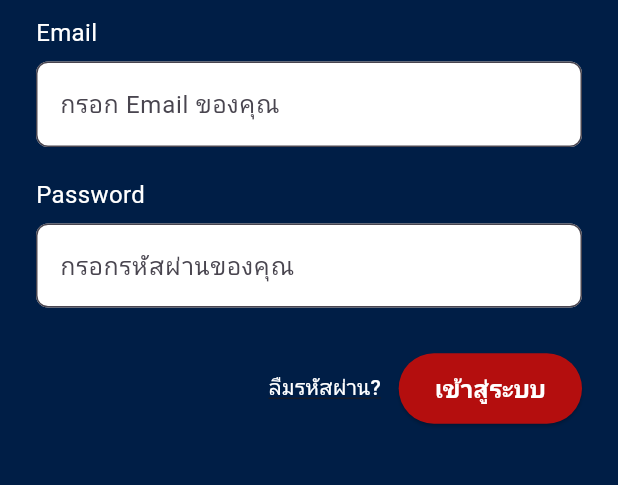
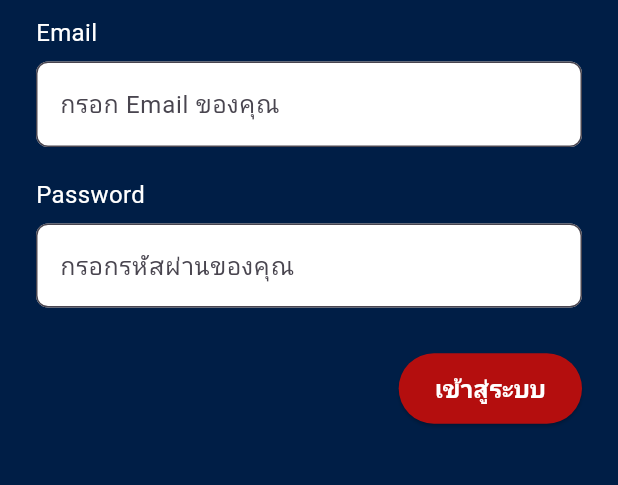
Before and after one commit to idoodeeadmin/Project_Lotto, a Flutter app: the screen it shows after launch, on a phone screen of 412 x 824 dp, the part 570-1055 px from its top. Run offline on Flutter 3.47's test engine with Material 3 defaults, Android fonts, the phone set to English and light mode, and no system bars.

Commit message:
อัพเดท

```diff
--- a/lotto_app/lib/login.dart
+++ b/lotto_app/lib/login.dart
@@ -153,16 +153,6 @@ class _LoginPageState extends State<LoginPage> {
                   mainAxisAlignment: MainAxisAlignment.end,
                   children: [
                     const SizedBox(width: 12),
-                    TextButton(
-                      onPressed: () {},
-                      child: const Text(
-                        'ลืมรหัสผ่าน?',
-                        style: TextStyle(
-                          color: Colors.white,
-                          decoration: TextDecoration.underline,
-                        ),
-                      ),
-                    ),
                     ElevatedButton(
                       onPressed: login,
                       style: ElevatedButton.styleFrom(
```
Also changed, not shown: lotto_app/lib/home.dart (+1 -6 lines), 1 other file.
